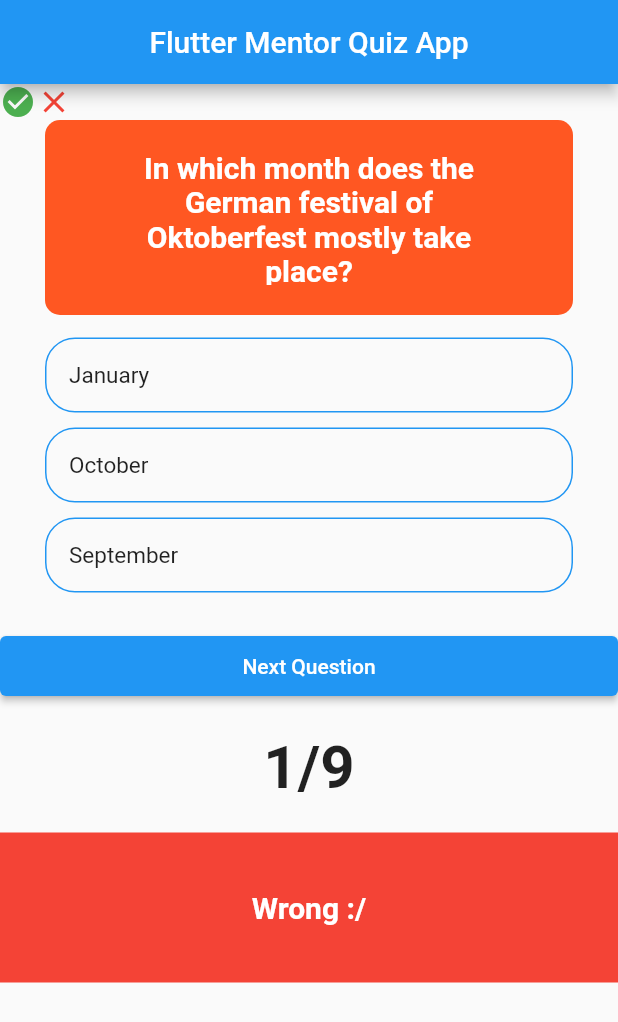
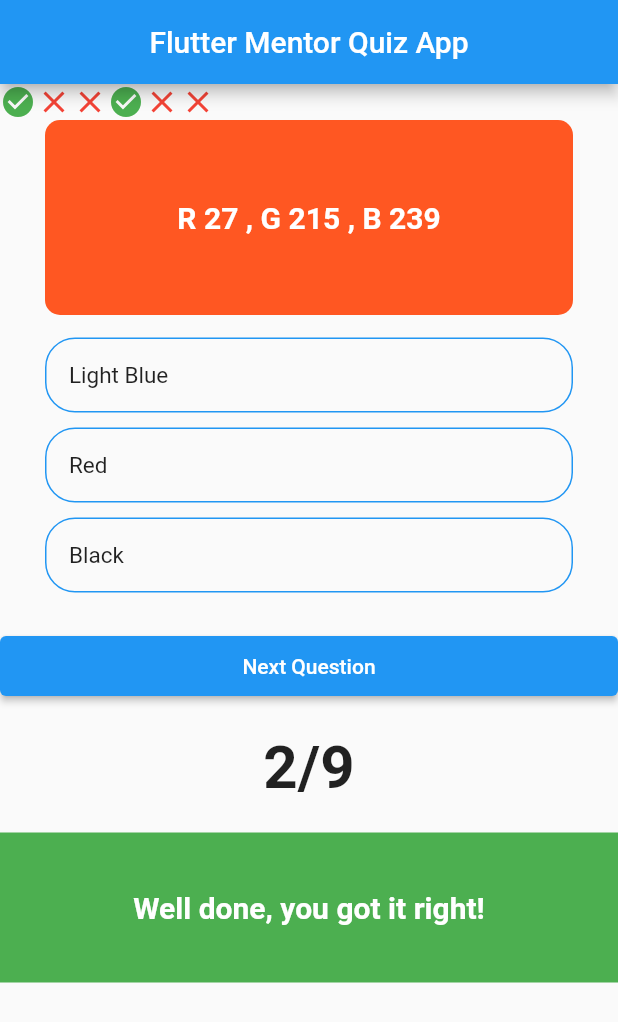
Before and after one commit to ChetasShree/rgb_quiz, a Flutter app: the screen it shows after launch, after a tap on "Next Question", on a phone screen of 412 x 824 dp. Shown: the top 1022 px of the screen. Run offline on Flutter 3.47's test engine with Material 2 defaults, Android fonts, the phone set to English and light mode, and no system bars.

Commit message:
rgb_code

```diff
--- a/lib/home.dart
+++ b/lib/home.dart
@@ -15,7 +15,9 @@ class _HomeState extends State<Home> {
   bool correctAnswerSelected = false;
 
   void _questionAnswered(bool answerScore) {
-    setState(() {
+    Future.delayed(Duration.zero, () {
+      setState(
+        () {
           answerWasSelected = true;
           if (answerScore) {
             _totalScore++;
@@ -35,6 +37,8 @@ class _HomeState extends State<Home> {
           if (_questionIndex + 1 == _questions.length) {
             endOfQuiz = true;
           }
+        },
+      );
     });
   }
 
@@ -44,6 +48,7 @@ class _HomeState extends State<Home> {
       answerWasSelected = false;
       correctAnswerSelected = false;
     });
+    // what happens at the end of the quiz
     if (_questionIndex >= _questions.length) {
       _resetQuiz();
     }
@@ -188,77 +193,75 @@ class _HomeState extends State<Home> {
 
 final _questions = const [
   {
-    'question': 'How long is New Zealand’s Ninety Mile Beach?',
+    'question': 'R 239 , G 27 , B 136',
     'answers': [
-      {'answerText': '88km, so 55 miles long.', 'score': true},
-      {'answerText': '55km, so 34 miles long.', 'score': false},
-      {'answerText': '90km, so 56 miles long.', 'score': false},
+      {'answerText': 'Pink', 'score': true},
+      {'answerText': 'Blue', 'score': false},
+      {'answerText': 'Yellow', 'score': false},
     ],
   },
   {
-    'question':
-        'In which month does the German festival of Oktoberfest mostly take place?',
+    'question': 'R 27 , G 215 , B 239',
     'answers': [
-      {'answerText': 'January', 'score': false},
-      {'answerText': 'October', 'score': false},
-      {'answerText': 'September', 'score': true},
+      {'answerText': 'Light Blue', 'score': true},
+      {'answerText': 'Red', 'score': false},
+      {'answerText': 'Black', 'score': false},
     ],
   },
   {
-    'question': 'Who composed the music for Sonic the Hedgehog 3?',
+    'question': 'R 255 , G 255 , B 0',
     'answers': [
-      {'answerText': 'Britney Spears', 'score': false},
-      {'answerText': 'Timbaland', 'score': false},
-      {'answerText': 'Michael Jackson', 'score': true},
+      {'answerText': 'Yellow', 'score': true},
+      {'answerText': 'Blue', 'score': false},
+      {'answerText': 'Red', 'score': false},
     ],
   },
   {
-    'question': 'In Georgia (the state), it’s illegal to eat what with a fork?',
+    'question': 'R 255 , G 165 , B 0',
     'answers': [
-      {'answerText': 'Hamburgers', 'score': false},
-      {'answerText': 'Fried chicken', 'score': true},
-      {'answerText': 'Pizza', 'score': false},
+      {'answerText': 'orange', 'score': true},
+      {'answerText': 'Blue', 'score': false},
+      {'answerText': 'Yellow', 'score': false},
     ],
   },
   {
-    'question':
-        'Which part of his body did musician Gene Simmons from Kiss insure for one million dollars?',
+    'question': 'R 50 , G 205 , B 50',
     'answers': [
-      {'answerText': 'His tongue', 'score': true},
-      {'answerText': 'His leg', 'score': false},
-      {'answerText': 'His butt', 'score': false},
+      {'answerText': 'lime green', 'score': true},
+      {'answerText': 'Blue', 'score': false},
+      {'answerText': 'Yellow', 'score': false},
     ],
   },
   {
-    'question': 'In which country are Panama hats made?',
+    'question': 'R 0 , G 206 , B 209',
     'answers': [
-      {'answerText': 'Ecuador', 'score': true},
-      {'answerText': 'Panama (duh)', 'score': false},
-      {'answerText': 'Portugal', 'score': false},
+      {'answerText': 'dark turquoise', 'score': true},
+      {'answerText': 'Blue', 'score': false},
+      {'answerText': 'Yellow', 'score': false},
     ],
   },
   {
-    'question': 'From which country do French fries originate?',
+    'question': 'R 186 , G 85 , B 211',
     'answers': [
-      {'answerText': 'Belgium', 'score': true},
-      {'answerText': 'France (duh)', 'score': false},
-      {'answerText': 'Switzerland', 'score': false},
+      {'answerText': 'Red', 'score': false},
+      {'answerText': 'medium orchid', 'score': true},
+      {'answerText': 'Yellow', 'score': false},
     ],
   },
   {
-    'question': 'Which sea creature has three hearts?',
+    'question': 'R 139 , G 69 , B 19',
     'answers': [
-      {'answerText': 'Great White Sharks', 'score': false},
-      {'answerText': 'Killer Whales', 'score': false},
-      {'answerText': 'The Octopus', 'score': true},
+      {'answerText': 'saddle brown', 'score': true},
+      {'answerText': 'Blue', 'score': false},
+      {'answerText': 'Yellow', 'score': false},
     ],
   },
   {
-    'question': 'Which European country eats the most chocolate per capita?',
+    'question': 'R 230 , G 230 , B 250',
     'answers': [
-      {'answerText': 'Belgium', 'score': false},
-      {'answerText': 'The Netherlands', 'score': false},
-      {'answerText': 'Switzerland', 'score': true},
+      {'answerText': 'lavender', 'score': true},
+      {'answerText': 'Blue', 'score': false},
+      {'answerText': 'Yellow', 'score': false},
     ],
   },
 ];
```
Also changed, not shown: 5 other files. Lines whose indentation alone changed are shown as unchanged.
